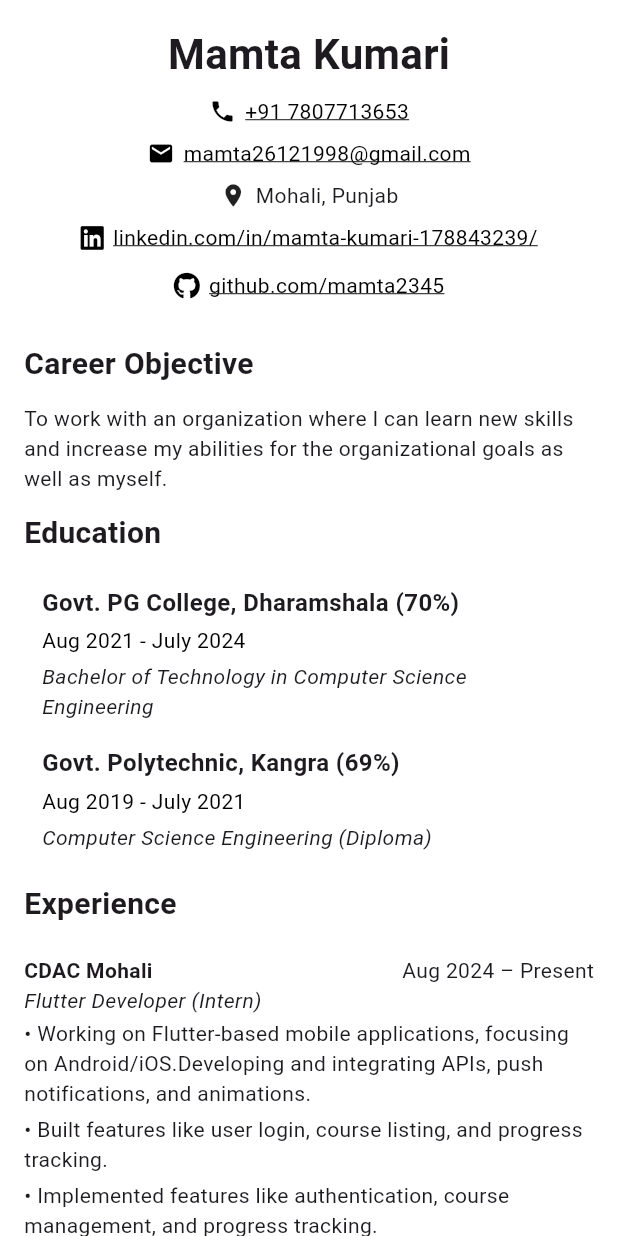
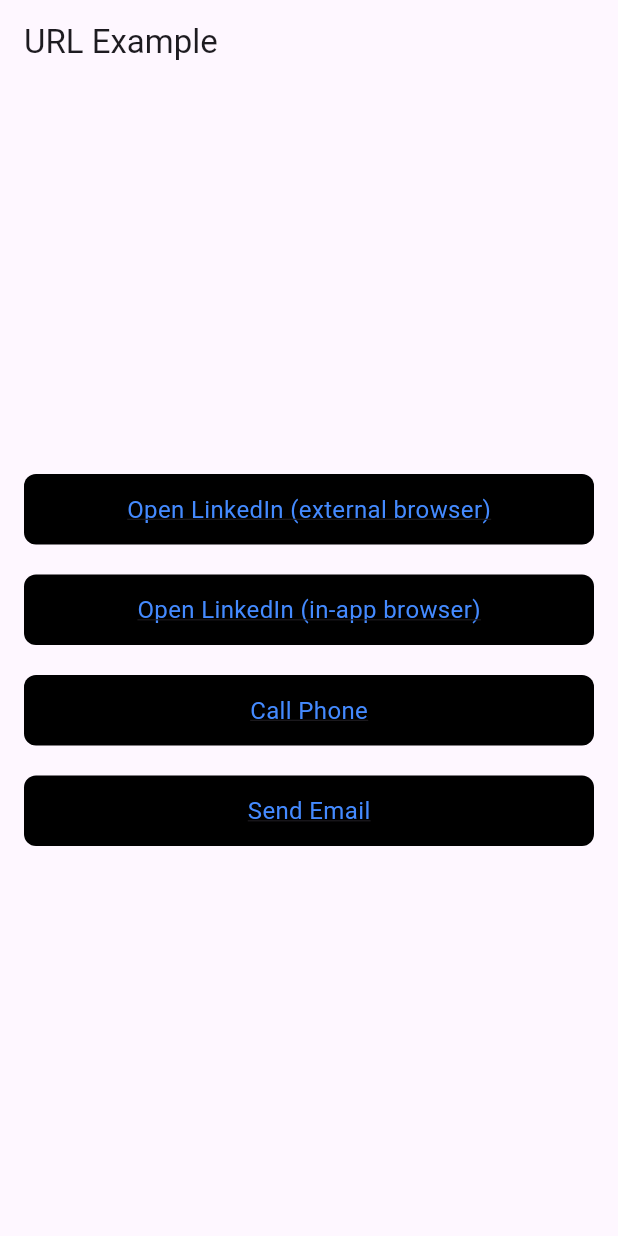
Before and after one commit to mamta2345/Digital_Resume, a Flutter app: the screen it shows after launch, on a phone screen of 412 x 824 dp. Run offline on Flutter 3.47's test engine with Material 3 defaults, Android fonts, the phone set to English and light mode, and no system bars; our stand-ins replace font_awesome_flutter, get.

Commit message:
Update Code

```diff
--- a/lib/Screens/Resume.dart
+++ b/lib/Screens/Resume.dart
@@ -204,7 +204,7 @@
             padding: const EdgeInsets.symmetric(vertical: 2.0),
             child: RichText(
               text: TextSpan(
-                style: const TextStyle(fontSize: 16, color: Colors.black),
+                style: const TextStyle(fontSize: 12, color: Colors.black),
                 children: [
                   TextSpan(
                     text: '${parts[0]}:',
--- a/lib/main.dart
+++ b/lib/main.dart
@@ -1,4 +1,5 @@
 import 'package:digital_resume/Screens/Resume.dart';
+import 'package:digital_resume/url.dart';
 import 'package:flutter/material.dart';
 import 'package:get/get.dart';
 
@@ -11,9 +12,6 @@
 
   @override
   Widget build(BuildContext context) {
-    return GetMaterialApp(
-      debugShowCheckedModeBanner: false,
-      home: ResumePage(),
-    );
+    return GetMaterialApp(debugShowCheckedModeBanner: false, home: Url());
   }
 }
--- /dev/null
+++ b/lib/url.dart
@@ -0,0 +1,104 @@
+import 'package:flutter/foundation.dart';
+import 'package:flutter/material.dart';
+import 'package:url_launcher/url_launcher.dart';
+
+class Url extends StatefulWidget {
+  const Url({super.key});
+
+  @override
+  State<Url> createState() => _UrlState();
+}
+
+class _UrlState extends State<Url> {
+  void urllancher(Uri uri, bool inApp) async {
+    try {
+      if (await canLaunchUrl(uri)) {
+        await launchUrl(
+          uri,
+          mode: inApp
+              ? LaunchMode.inAppWebView
+              : LaunchMode.externalApplication,
+        );
+      } else {
+        if (kDebugMode) {
+          print("Cannot launch URL: $uri");
+        }
+      }
+    } catch (e) {
+      if (kDebugMode) {
+        print("Error launching URL: ${e.toString()}");
+      }
+    }
+  }
+
+  @override
+  Widget build(BuildContext context) {
+    return Scaffold(
+      appBar: AppBar(title: const Text('URL Example')),
+      body: Padding(
+        padding: const EdgeInsets.all(16.0),
+        child: Column(
+          mainAxisAlignment: MainAxisAlignment.center,
+          children: [
+            buildLinkButton(
+              label: "Open LinkedIn (external browser)",
+              onTap: () => urllancher(
+                Uri.parse(
+                  "https://www.linkedin.com/in/mamta-kumari-178843239/",
+                ),
+                false,
+              ),
+            ),
+            const SizedBox(height: 20),
+            buildLinkButton(
+              label: "Open LinkedIn (in-app browser)",
+              onTap: () => urllancher(
+                Uri.parse(
+                  "https://www.linkedin.com/in/mamta-kumari-178843239/",
+                ),
+                true,
+              ),
+            ),
+            const SizedBox(height: 20),
+            buildLinkButton(
+              label: "Call Phone",
+              onTap: () => urllancher(Uri.parse("tel:+917807713653"), false),
+            ),
+            const SizedBox(height: 20),
+            buildLinkButton(
+              label: "Send Email",
+              onTap: () => urllancher(
+                Uri.parse("mailto:mamta26121998@gmail.com"),
+                false,
+              ),
+            ),
+          ],
+        ),
+      ),
+    );
+  }
+
+  Widget buildLinkButton({required String label, required VoidCallback onTap}) {
+    return InkWell(
+      onTap: onTap,
+      child: Container(
+        width: double.infinity,
+        padding: const EdgeInsets.symmetric(vertical: 12),
+        decoration: BoxDecoration(
+          color: Colors.black,
+          borderRadius: BorderRadius.circular(8),
+        ),
+        child: Center(
+          child: Text(
+            label,
+            style: const TextStyle(
+              fontSize: 16,
+              color: Colors.blueAccent,
+              decoration: TextDecoration.underline,
+            ),
+          ),
+        ),
+      ),
+    );
+  }
+}
```
Also changed, not shown: 2 other files.
